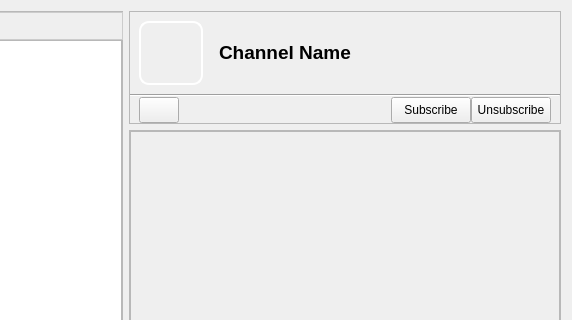
Qt form retroshare-gui/src/gui/ChannelFeed.ui (RetroShare/RetroShare) before a commit; both pictures show x 109 to 681 and y 0 to 320 of the 681 by 476 pixel window.
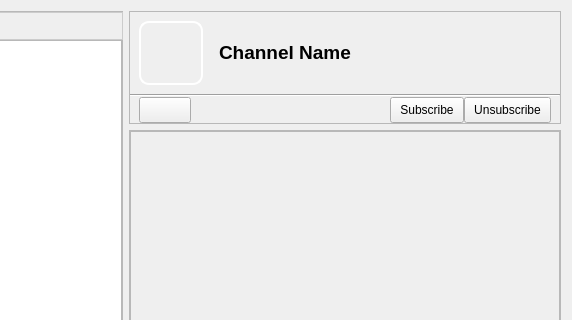
The same form after that commit. Icons and pictures are not drawn.

Commit message: some changes for Button stylesheets

Diff of the .ui file:
```diff
--- a/retroshare-gui/src/gui/ChannelFeed.ui
+++ b/retroshare-gui/src/gui/ChannelFeed.ui
@@ -324,6 +324,26 @@
             <property name="toolTip">
              <string>Post To Channel</string>
             </property>
+            <property name="styleSheet">
+             <string notr="true">QToolButton, QPushButton, QComboBox { 
+border-image: url(:/images/btn_26.png) 4;
+border-width: 4;
+padding: 0px 6px;
+font-size: 12px;
+}
+
+QToolButton:hover, QPushButton:hover, QComboBox:hover { 
+border-image: url(:/images/btn_26_hover.png) 4;
+}
+
+QToolButton:disabled, QPushButton:disabled, QComboBox::disabled {
+color:gray;
+}
+
+QToolButton:pressed, QPushButton:pressed{
+border-image: url(:/images/btn_26_pressed.png) 4;
+}</string>
+            </property>
             <property name="text">
              <string/>
             </property>
@@ -350,6 +370,26 @@
             <property name="toolTip">
              <string>Unsubcribe To Channel</string>
             </property>
+            <property name="styleSheet">
+             <string notr="true">QToolButton, QPushButton, QComboBox { 
+border-image: url(:/images/btn_26.png) 4;
+border-width: 4;
+padding: 0px 6px;
+font-size: 12px;
+}
+
+QToolButton:hover, QPushButton:hover, QComboBox:hover { 
+border-image: url(:/images/btn_26_hover.png) 4;
+}
+
+QToolButton:disabled, QPushButton:disabled, QComboBox::disabled {
+color:gray;
+}
+
+QToolButton:pressed, QPushButton:pressed{
+border-image: url(:/images/btn_26_pressed.png) 4;
+}</string>
+            </property>
             <property name="text">
              <string>Unsubscribe</string>
             </property>
@@ -372,6 +412,26 @@
             <property name="toolTip">
              <string>Subscribe To Channel</string>
             </property>
+            <property name="styleSheet">
+             <string notr="true">QToolButton, QPushButton, QComboBox { 
+border-image: url(:/images/btn_26.png) 4;
+border-width: 4;
+padding: 0px 6px;
+font-size: 12px;
+}
+
+QToolButton:hover, QPushButton:hover, QComboBox:hover { 
+border-image: url(:/images/btn_26_hover.png) 4;
+}
+
+QToolButton:disabled, QPushButton:disabled, QComboBox::disabled {
+color:gray;
+}
+
+QToolButton:pressed, QPushButton:pressed{
+border-image: url(:/images/btn_26_pressed.png) 4;
+}</string>
+            </property>
             <property name="text">
              <string>Subscribe</string>
             </property>
```
The commit also changes 1 other file.
